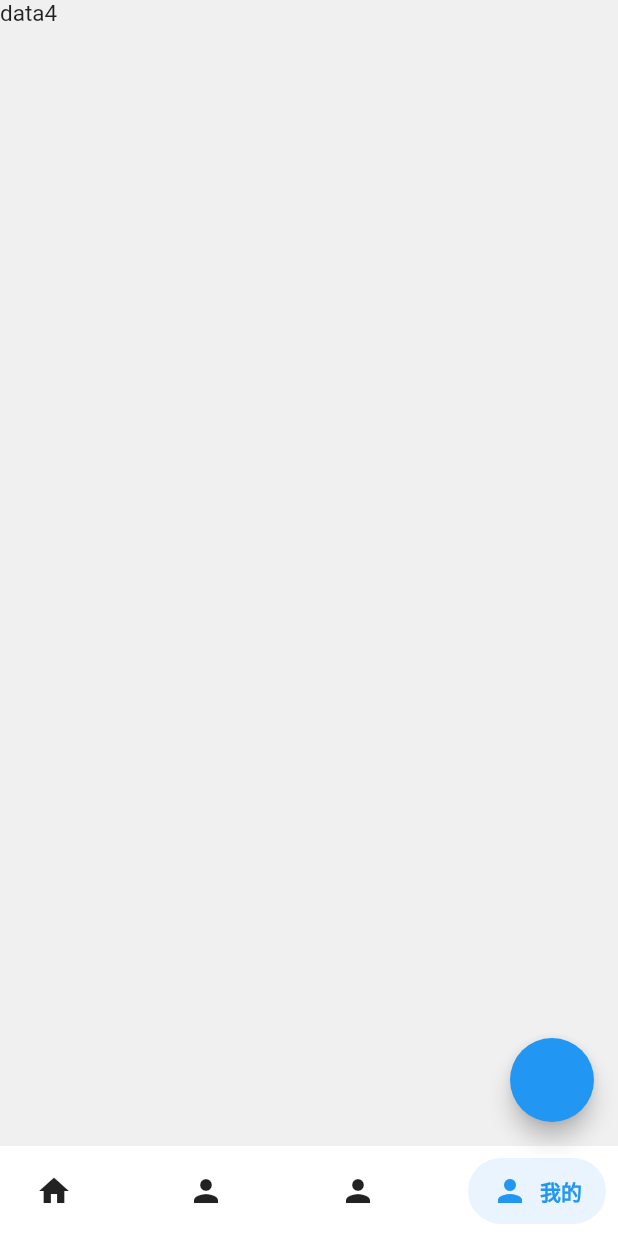
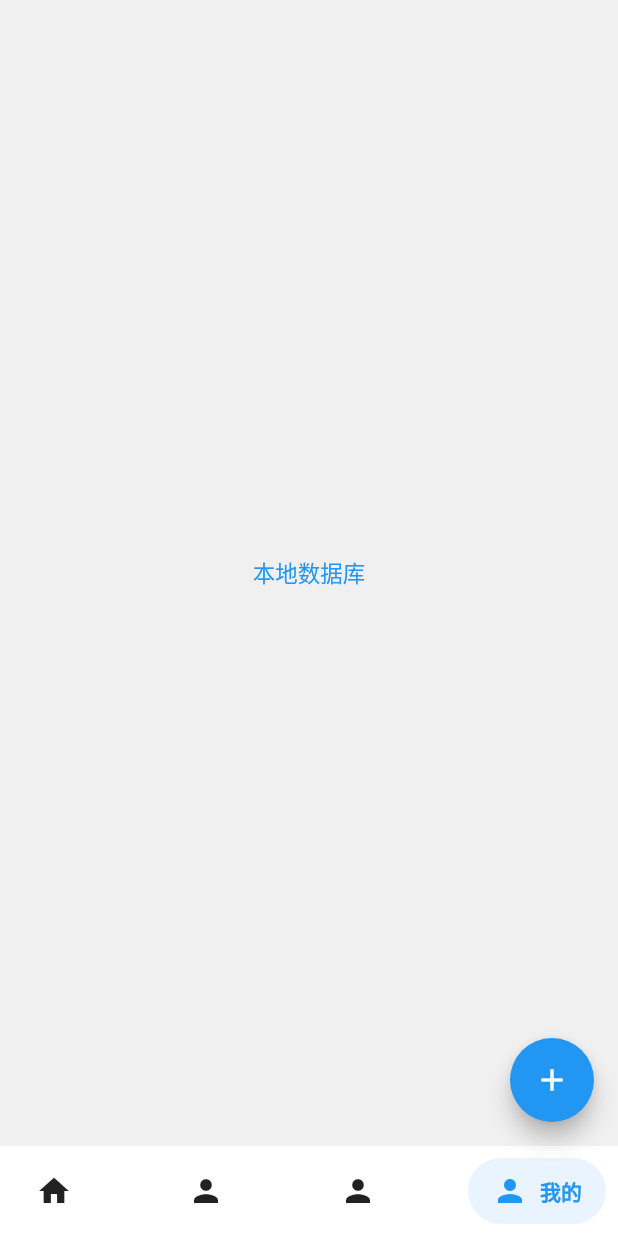
Before and after one commit to ddxl123/aaa, a Flutter app: the screen it shows after launch, swiped to page 4, on a phone screen of 412 x 824 dp. Run offline on Flutter 3.47's test engine with Material 2 defaults, Android fonts, the phone set to English and light mode, and no system bars; drawn by our look-alikes of pull_to_refresh, salomon_bottom_bar; our stand-ins replace adaptive_dialog, drift, dropdown_button2, fluttertoast, font_awesome_flutter, logger; missing offline and left inert: catcher; accounts and stored records are empty; statements that could not run were skipped.

Commit message:
有 tag 前

```diff
--- a/lib/home/Home.dart
+++ b/lib/home/Home.dart
@@ -1,6 +1,8 @@
 import 'package:aaa/drift/DriftDb.dart';
 import 'package:aaa/drift/tool/DriftViewer.dart';
 import 'package:aaa/home/HomeAbController.dart';
+import 'package:aaa/home/minehome/MineHome.dart';
+import 'package:aaa/page/create/CreatePage.dart';
 import 'package:aaa/tool/Toaster.dart';
 import 'package:aaa/tool/aber/Aber.dart';
 import 'package:aaa/tool/freebox/FreeBox.dart';
@@ -17,36 +19,23 @@ class Home extends StatelessWidget {
     return AbBuilder<HomeAbController>(
       controller: HomeAbController(),
       builder: (controller, abw) {
-        return Scaffold(
-          floatingActionButton: _floatingActionButton(controller.context),
-          body: _body(),
-          bottomNavigationBar: _bottomNavigationBar(),
+        return WillPopScope(
+          onWillPop: controller.onWillPop,
+          child: Scaffold(
+            floatingActionButton: _floatingActionButton(context),
+            body: _body(),
+            bottomNavigationBar: _bottomNavigationBar(),
+          ),
         );
       },
     );
   }
 
-  // Future<bool> _onWillPop() async {
-  //   // 双击返回键才会退出应用。
-  //   int now = DateTime.now().millisecondsSinceEpoch;
-  //   if (lastBackTime != null && now - lastBackTime! < 1500) {
-  //     return true;
-  //   }
-  //   lastBackTime = now;
-  //   Toaster.show(content: '再按一次退出！', milliseconds: 1500);
-  //   await Future.delayed(
-  //     const Duration(milliseconds: 1500),
-  //     () {
-  //       lastBackTime = null;
-  //     },
-  //   );
-  //   return false;
-  // }
-
   Widget _floatingActionButton(BuildContext context) {
     return FloatingActionButton(
+      child: const Icon(Icons.add),
       onPressed: () async {
-        Navigator.of(context).push(MaterialPageRoute(builder: (ctx) => DriftViewer(database: DriftDb.instance)));
+        Navigator.push(context, MaterialPageRoute(builder: (ctx) => CreatePage()));
       },
     );
   }
@@ -60,7 +49,7 @@ class Home extends StatelessWidget {
             Text('data1'),
             FragmentHome(),
             Text('data3'),
-            Text('data4'),
+            MineHome(),
           ],
           onPageChanged: (int toIndex) {
             controller.currentPageIndex.refreshEasy((oldValue) => toIndex);
--- /dev/null
+++ b/lib/home/minehome/MineHome.dart
@@ -0,0 +1,26 @@
+import 'package:aaa/drift/DriftDb.dart';
+import 'package:aaa/drift/tool/DriftViewer.dart';
+import 'package:flutter/material.dart';
+
+class MineHome extends StatelessWidget {
+  const MineHome({Key? key}) : super(key: key);
+
+  @override
+  Widget build(BuildContext context) {
+    return Scaffold(
+      body: Center(
+        child: Column(
+          mainAxisAlignment: MainAxisAlignment.center,
+          children: [
+            TextButton(
+              child: const Text('本地数据库'),
+              onPressed: () {
+                Navigator.of(context).push(MaterialPageRoute(builder: (ctx) => DriftViewer(database: DriftDb.instance)));
+              },
+            ),
+          ],
+        ),
+      ),
+    );
+  }
+}
--- a/pubspec.yaml
+++ b/pubspec.yaml
@@ -64,6 +64,8 @@ dependencies:
   package_info_plus: ^1.4.2
   # 下拉列表 - 关注 flutter_speed_dial
   dropdown_button2: ^1.5.2
+  # 图标库
+  font_awesome_flutter: ^10.1.0
 
   uuid: ^3.0.6
 
```
Also changed, not shown: lib/getxcontroller/GlobalGetxController.dart (deleted, +0 -13 lines), lib/home/HomeAbController.dart (+18 -1 lines), lib/page/create/CreatePage.dart (added, +68 -0 lines), pubspec.lock.
